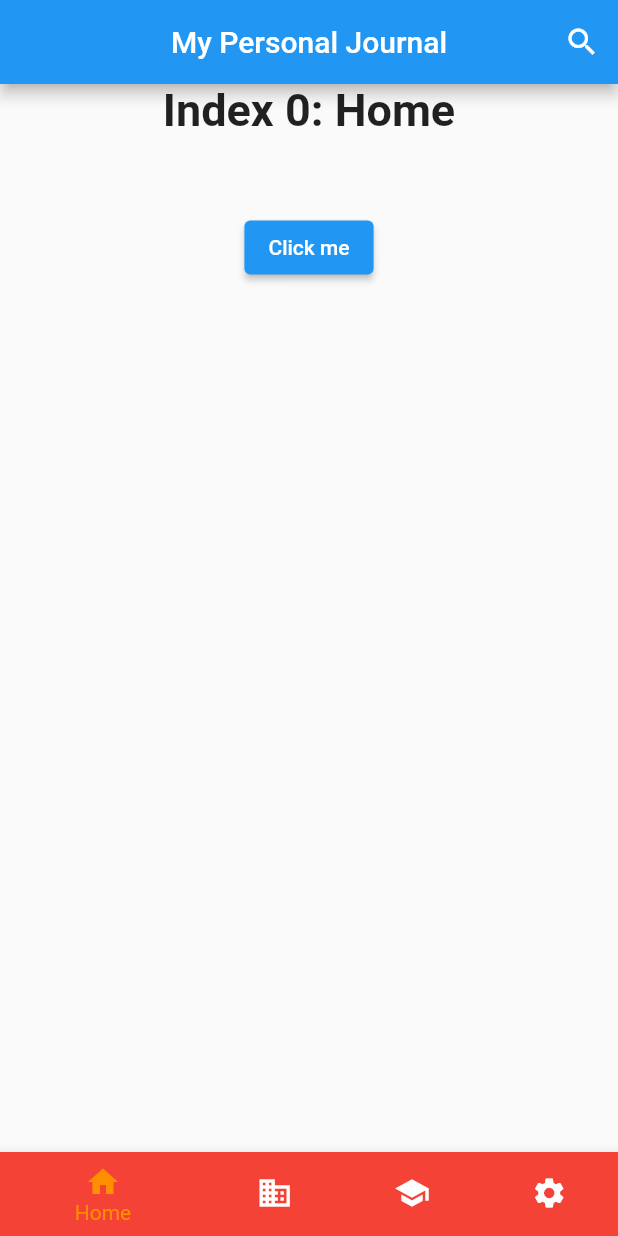
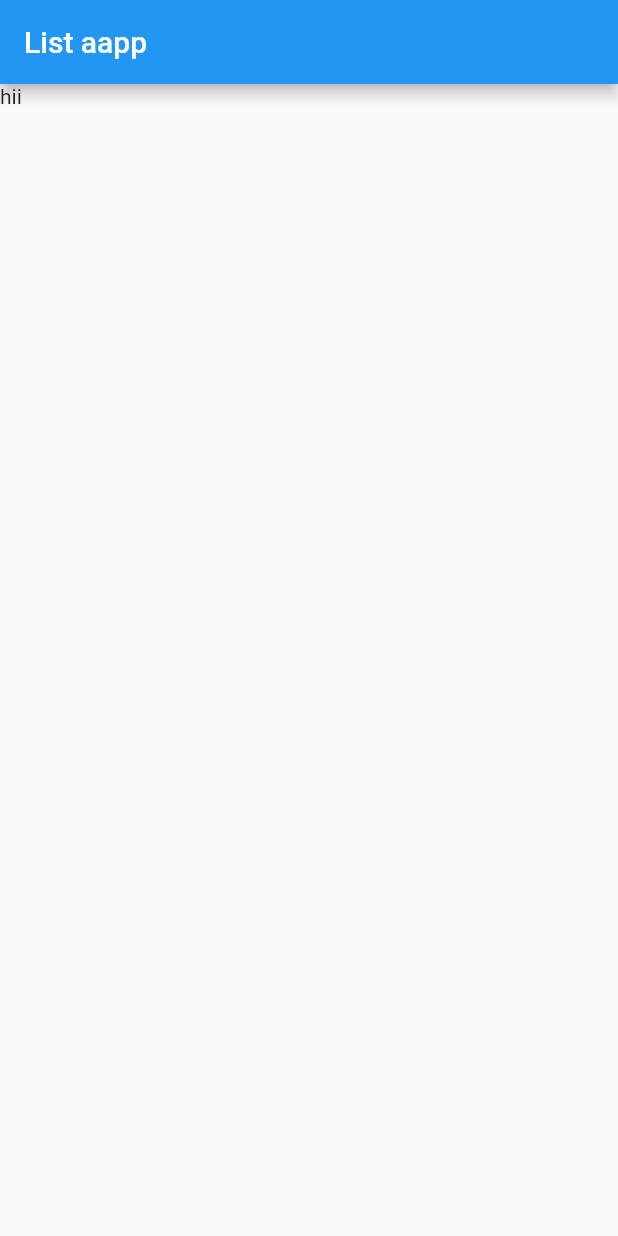
Before and after one commit to PSK13988/SampleFlutter, a Flutter app: the screen it shows after launch, on a phone screen of 412 x 824 dp. Run offline on Flutter 3.47's test engine with Material 2 defaults, Android fonts, the phone set to English and light mode, and no system bars.

Commit message:
Updated title of app

```diff
--- a/lib/main.dart
+++ b/lib/main.dart
@@ -1,5 +1,10 @@
+import 'dart:async';
+
 import 'package:flutter/material.dart';
 import 'package:sample_2/screens/bottom_bar.dart';
+import 'package:sample_2/screens/home_page.dart';
+import 'package:sample_2/screens/list.dart';
+import 'package:sample_2/screens/listapp.dart';
 
 void main() {
   runApp(const MyApp());
@@ -15,7 +20,22 @@ class MyApp extends StatelessWidget {
       theme: ThemeData(
         primarySwatch: Colors.blue,
       ),
-      home: const BottomBar(),
+      home: const MyStreamExample1(),
     );
   }
 }
+
+class MyStreamExample1 extends StatefulWidget {
+  const MyStreamExample1({Key? key}) : super(key: key);
+
+  @override
+  State<MyStreamExample1> createState() => _MyStreamExample1State();
+}
+
+class _MyStreamExample1State extends State<MyStreamExample1> {
+  final _counterController = StreamController<int>();
+  @override
+  Widget build(BuildContext context) {
+    return const ListApp();
+  }
+}
--- /dev/null
+++ b/lib/screens/listapp.dart
@@ -0,0 +1,20 @@
+import 'package:flutter/material.dart';
+
+class ListApp extends StatefulWidget {
+  const ListApp({Key? key}) : super(key: key);
+
+  @override
+  State<ListApp> createState() => _ListAppState();
+}
+
+class _ListAppState extends State<ListApp> {
+  @override
+  Widget build(BuildContext context) {
+    return Scaffold(
+      appBar: AppBar(
+        title: Text('List aapp'),
+      ),
+      body: Text('hii'),
+    );
+  }
+}
--- a/pubspec.yaml
+++ b/pubspec.yaml
@@ -36,8 +36,10 @@ dependencies:
   cupertino_icons: ^1.0.2
 
 dev_dependencies:
+  http: 0.12.2
   flutter_test:
     sdk: flutter
+
 
   # The "flutter_lints" package below contains a set of recommended lints to
   # encourage good coding practices. The lint set provided by the package is
```
Also changed, not shown: Modal/todo.dart (added, +24 -0 lines), lib/screens/home_page.dart (+78 -1 lines), lib/screens/list.dart (added, +61 -0 lines).
